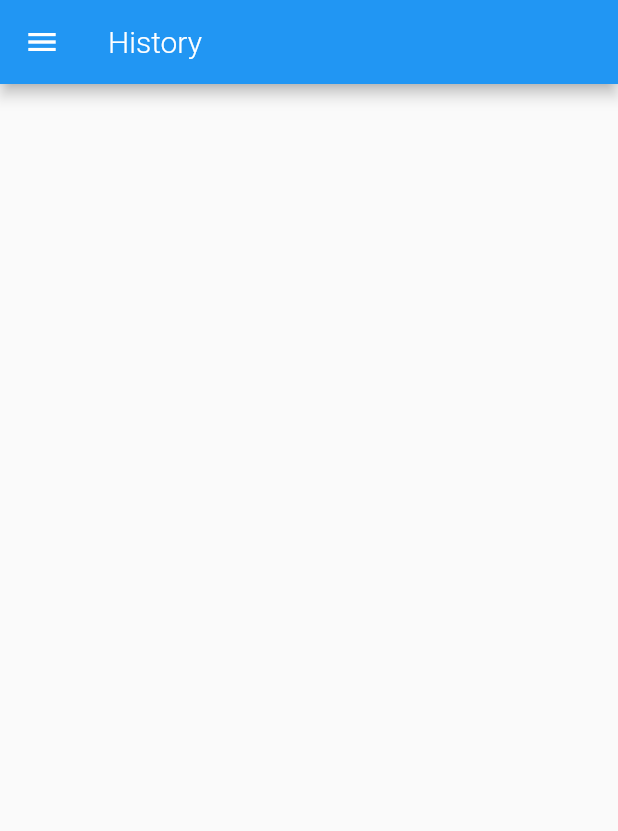
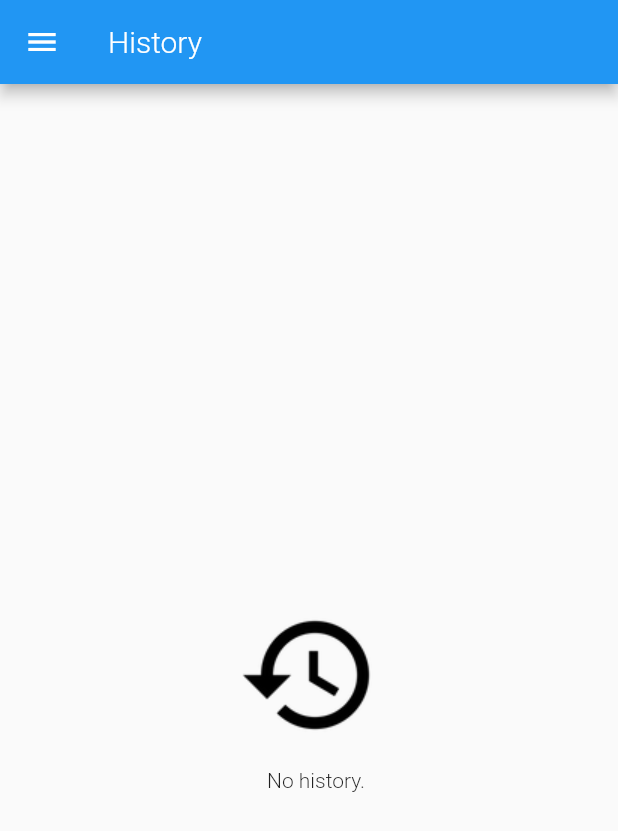
Before and after one commit to ViniciusCdeAlmeida/currency_converter, a Flutter app: the HistoryScreen screen opened directly, in the side drawer, after a tap on "Logout", on a phone screen of 412 x 824 dp. Shown: the top 831 px of the screen. Run offline on Flutter 3.47's test engine with Material 2 defaults, Android fonts, the phone set to English and light mode, and no system bars; our stand-ins replace dio, moor_flutter; missing offline and left inert: moor_db_viewer; accounts and stored records are empty; generated files the repository leaves out were written again.

Commit message:
Added icons.

```diff
--- a/lib/custom/appDrawer.dart
+++ b/lib/custom/appDrawer.dart
@@ -1,4 +1,5 @@
 import 'package:currency_converter/providers/authentication.dart';
+import 'package:currency_converter/providers/currencies.dart';
 import 'package:flutter/material.dart';
 import 'package:provider/provider.dart';
 
@@ -11,15 +12,16 @@ class AppDrawer extends StatelessWidget {
           AppBar(
             title: const Text('Menu'),
             automaticallyImplyLeading: false,
-            leading: Icon(Icons.build),
+            leading: Icon(Icons.menu_open),
           ),
           Divider(),
           ListTile(
             leading: Icon(Icons.exit_to_app),
             title: const Text('Logout'),
             onTap: () {
+              Provider.of<Authentication>(context, listen: false).loguot();
+              Provider.of<Currencies>(context, listen: false).clean();
               Navigator.of(context).pop();
-              Provider.of<Authentication>(context, listen: false).loguot();
             },
           ),
         ],
--- a/lib/models/database/databaseMoor.dart
+++ b/lib/models/database/databaseMoor.dart
@@ -41,7 +41,7 @@ class AppDatabase extends _$AppDatabase {
           (FlutterQueryExecutor.inDatabaseFolder(
             path: 'db.sqlite',
             // Good for debugging - prints SQL in the console
-            logStatements: true,
+            // logStatements: true,
           )),
         );
 
--- a/lib/providers/authentication.dart
+++ b/lib/providers/authentication.dart
@@ -36,6 +36,10 @@ class Authentication with ChangeNotifier {
     }
   }
 
+  void clean() {
+    _user = null;
+  }
+
   Future<void> saveUser(
     String userName,
     String password,
@@ -59,7 +63,7 @@ class Authentication with ChangeNotifier {
   }
 
   Future<void> loguot() async {
-    _user = null;
+    clean();
     _userAuth = false;
     notifyListeners();
   }
--- a/lib/providers/currencies.dart
+++ b/lib/providers/currencies.dart
@@ -13,8 +13,14 @@ class Currencies with ChangeNotifier {
   String _amount;
   List<History> _history = [];
 
+  bool _isLoading = false;
+
   Currency get getCurrencies {
     return _currency;
+  }
+
+  bool get loading {
+    return _isLoading;
   }
 
   List<History> get userHistory {
@@ -50,9 +56,11 @@ class Currencies with ChangeNotifier {
   }
 
   Future<void> _getUserHistory(int userId) async {
+    _isLoading = true;
+    notifyListeners();
     try {
       _history = helperUserHistory(await db.historyDao.getUserHisory(userId));
-
+      _isLoading = false;
       notifyListeners();
     } catch (e) {}
   }
@@ -71,6 +79,12 @@ class Currencies with ChangeNotifier {
     } catch (e) {}
   }
 
+  void clean() {
+    _amount = null;
+    _currency = null;
+    _history = [];
+  }
+
   Future<void> getCurrency(String currency) async {
     await _getCurrency(currency);
   }
--- a/lib/screens/currency_screen.dart
+++ b/lib/screens/currency_screen.dart
@@ -152,6 +152,27 @@ class _CurrencyScreenState extends State<CurrencyScreen> {
                   ),
                 ],
               ),
+            )
+          else
+            Container(
+              child: Padding(
+                padding: const EdgeInsets.only(top: 30.0),
+                child: Stack(
+                  children: [
+                    Hero(
+                      tag: Text('data'),
+                      child: Image(
+                        image: AssetImage('assets/icon/apology.png'),
+                        fit: BoxFit.cover,
+                      ),
+                    ),
+                    Padding(
+                      padding: const EdgeInsets.only(top: 110.0, left: 5.0),
+                      child: Text('No data, sorry.'),
+                    )
+                  ],
+                ),
+              ),
             ),
         ],
       ),
--- a/lib/screens/history_screen.dart
+++ b/lib/screens/history_screen.dart
@@ -27,6 +27,7 @@ class _HistoryScreenState extends State<HistoryScreen> {
 
   @override
   Widget build(BuildContext context) {
+    userHistory = Provider.of<Currencies>(context, listen: false).userHistory;
     return Scaffold(
       drawer: AppDrawer(),
       appBar: AppBar(
@@ -36,7 +37,8 @@ class _HistoryScreenState extends State<HistoryScreen> {
         builder: (context, historyData, child) {
           return Padding(
             padding: const EdgeInsets.all(8),
-            child: ListView.builder(
+            child: historyData.userHistory.isNotEmpty
+                ? ListView.builder(
                     itemCount: historyData.userHistory.length,
                     shrinkWrap: true,
                     itemBuilder: (_, idx) => Column(
@@ -47,6 +49,34 @@ class _HistoryScreenState extends State<HistoryScreen> {
                         Divider(),
                       ],
                     ),
+                  )
+                : !historyData.loading
+                    ? Container(
+                        child: Center(
+                          child: Padding(
+                            padding: const EdgeInsets.only(top: 50.0),
+                            child: Stack(
+                              children: [
+                                Hero(
+                                  tag: Text('data'),
+                                  child: Image(
+                                    image:
+                                        AssetImage('assets/icon/history.png'),
+                                    fit: BoxFit.cover,
+                                  ),
+                                ),
+                                Padding(
+                                  padding: const EdgeInsets.only(
+                                      top: 110.0, left: 20.0),
+                                  child: Text('No history.'),
+                                )
+                              ],
+                            ),
+                          ),
+                        ),
+                      )
+                    : Center(
+                        child: CircularProgressIndicator(),
                       ),
           );
         },
```
Also changed, not shown: pubspec.yaml (+10 -1 lines), assets/icon/apology.png (added), assets/icon/history.png (added), assets/icon/logo.png (added), assets/icon/no_data.jpg (added), pubspec.lock, 1 other file. Lines whose indentation alone changed are shown as unchanged.
